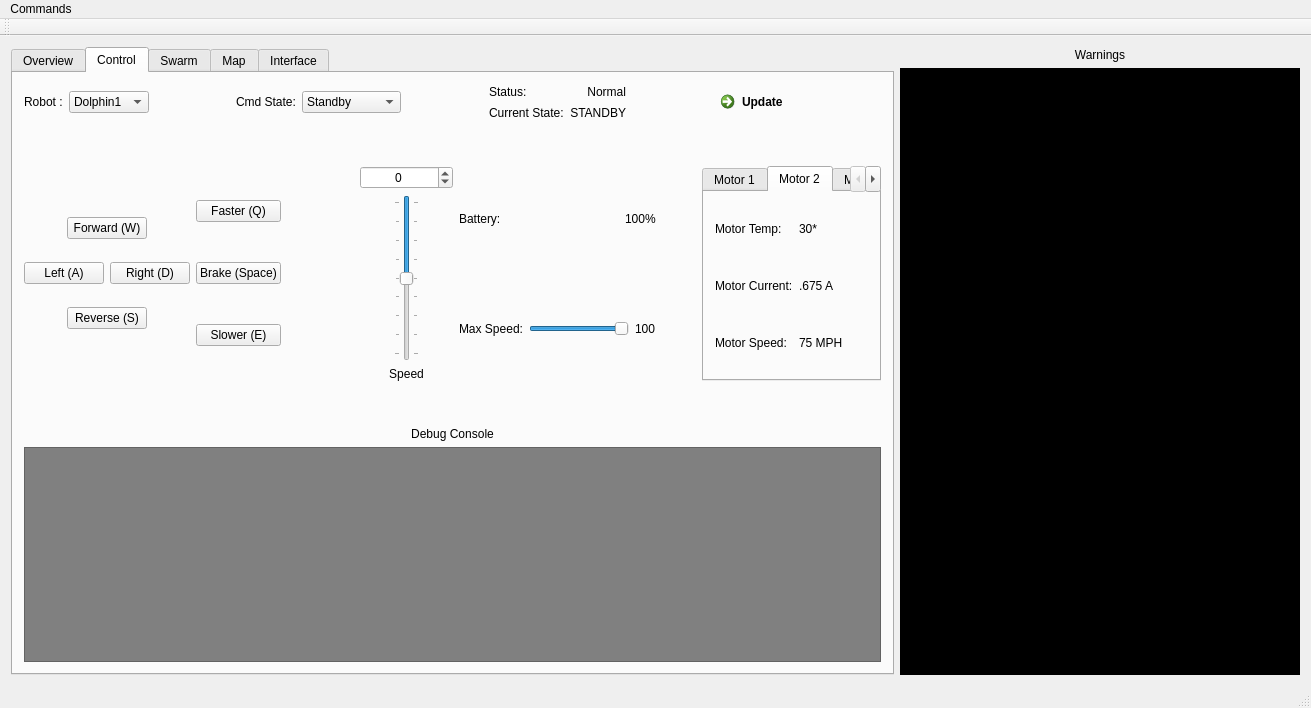
The window that modules/ControlGUI/mainwindow.ui (YCP-Swarm-Robotics-Capstone-2020-2021/SRCSim) describes before a commit, drawn with Qt 5.
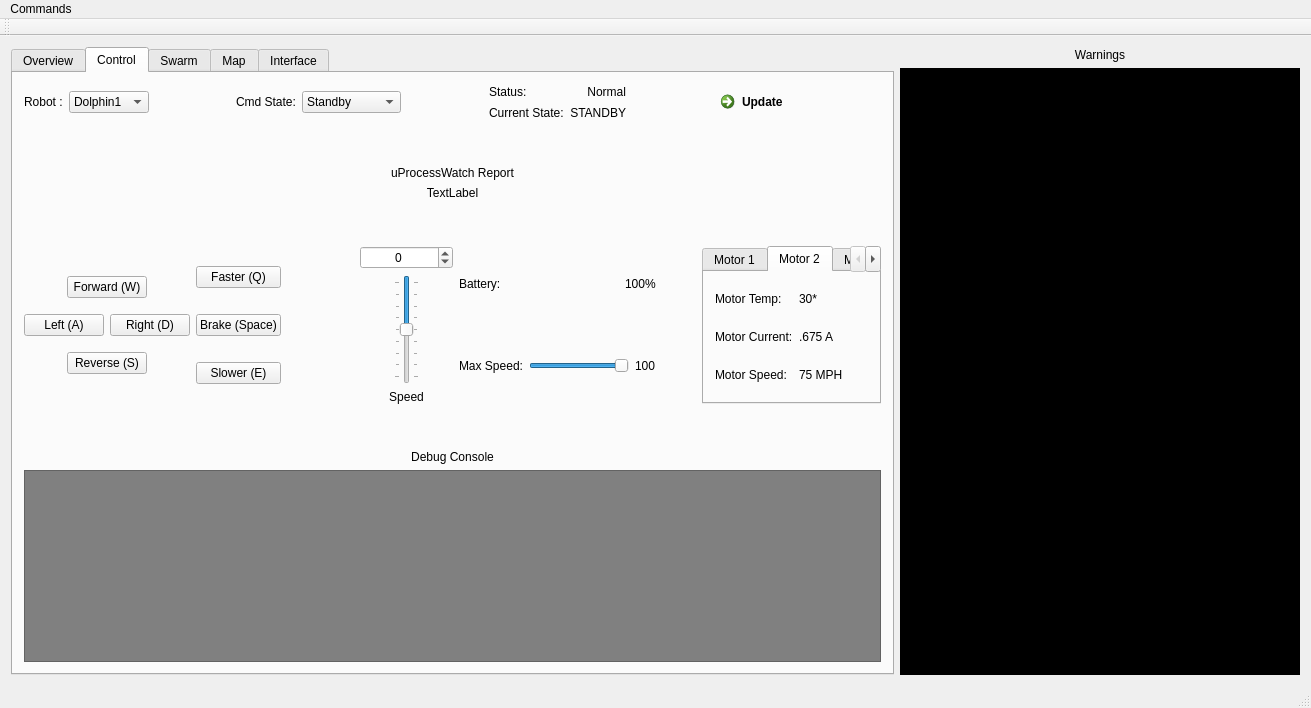
The same window after the commit.

Commit message: SRC-1.1.6: Enabling uProcessWatch messages to be displayed in UI.

```diff
--- a/modules/ControlGUI/mainwindow.ui
+++ b/modules/ControlGUI/mainwindow.ui
@@ -194,6 +194,42 @@
           </item>
          </layout>
         </item>
+        <item>
+         <spacer name="verticalSpacer_5">
+          <property name="orientation">
+           <enum>Qt::Vertical</enum>
+          </property>
+          <property name="sizeType">
+           <enum>QSizePolicy::Minimum</enum>
+          </property>
+          <property name="sizeHint" stdset="0">
+           <size>
+            <width>20</width>
+            <height>40</height>
+           </size>
+          </property>
+         </spacer>
+        </item>
+        <item>
+         <widget class="QLabel" name="label_23">
+          <property name="text">
+           <string>uProcessWatch Report</string>
+          </property>
+          <property name="alignment">
+           <set>Qt::AlignCenter</set>
+          </property>
+         </widget>
+        </item>
+        <item>
+         <widget class="QLabel" name="uProcessWatchReport">
+          <property name="text">
+           <string>TextLabel</string>
+          </property>
+          <property name="alignment">
+           <set>Qt::AlignCenter</set>
+          </property>
+         </widget>
+        </item>
         <item>
          <spacer name="verticalSpacer_2">
           <property name="orientation">
```
Left out of the diff: 2 changed lines with no effect on the pictures. The commit also changes 8 other files.
